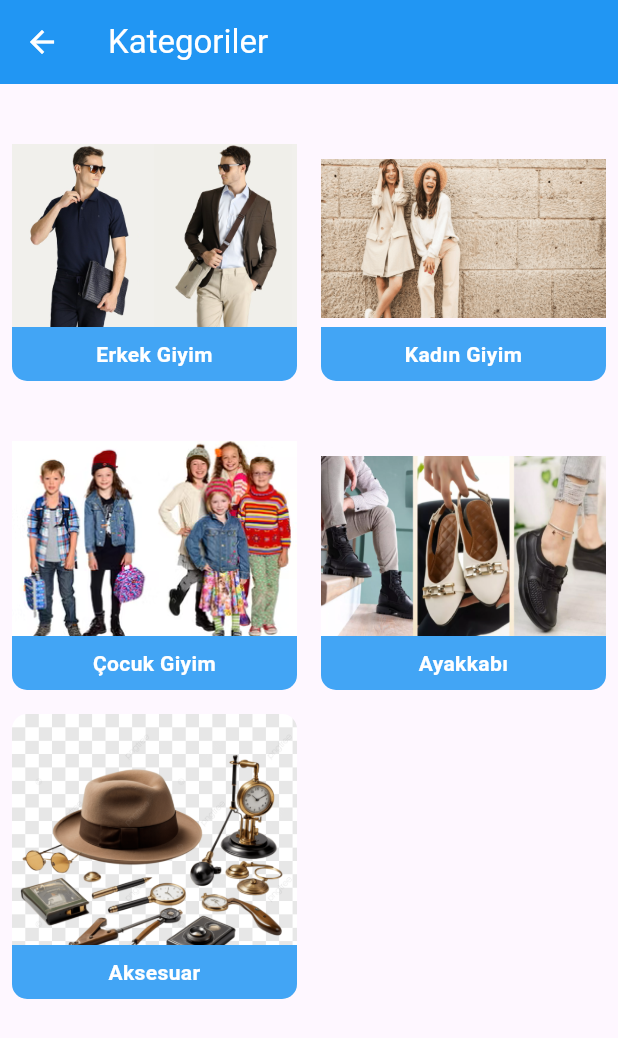
After one commit to PolatAvci/yazilim_muh_proje, a Flutter app: the CategoryPage screen opened directly, on a phone screen of 412 x 824 dp. The commit adds this screen. Shown: the top 1038 px of the screen. Run offline on Flutter 3.47's test engine with Material 3 defaults, Android fonts, the phone set to English and light mode, and no system bars; our stand-ins replace flutter_masked_text2, google_fonts; key blocks and very long unbroken strings in the code were emptied for the run.

Commit message:
kategoriler eklendi

```diff
--- /dev/null
+++ b/lib/Models/category.dart
@@ -0,0 +1,5 @@
+class Category {
+  String image;
+  String name;
+  Category(this.name, this.image);
+}
--- /dev/null
+++ b/lib/Models/category_items.dart
@@ -0,0 +1,11 @@
+import 'package:yazilim_muh_proje/Models/Category.dart';
+
+class CategoryItems {
+  static List<Category> items = [
+    Category('Erkek Giyim', 'images/erkekgiyim.png'),
+    Category('Kadın Giyim', 'images/kadingiyim.png'),
+    Category('Çocuk Giyim', 'images/cocukgiyim.png'),
+    Category('Ayakkabı', 'images/ayakkabi.png'),
+    Category('Aksesuar', 'images/aksesuar.png'),
+  ];
+}
--- a/lib/Models/product_items.dart
+++ b/lib/Models/product_items.dart
@@ -4,7 +4,7 @@ class ProductItems {
   static List<Product> items = [
     Product(
       id: 1,
-      category: "Elbise",
+      category: "Kadın Giyim",
       details: "Kırmızı elbise",
       name: "Ürün 1",
       price: 500,
@@ -12,7 +12,7 @@ class ProductItems {
     ),
     Product(
       id: 2,
-      category: "Kapüşon",
+      category: "Erkek Giyim",
       details: "Gri sweatshirt",
       name: "Ürün 2",
       price: 300,
@@ -20,7 +20,7 @@ class ProductItems {
     ),
     Product(
       id: 3,
-      category: "Elbise",
+      category: "Kadın Giyim",
       details: "Kırmızı elbise",
       name: "Ürün 3",
       price: 200,
@@ -28,11 +28,67 @@ class ProductItems {
     ),
     Product(
       id: 4,
-      category: "Kapüşon",
+      category: "Erkek Giyim",
       details: "Gri sweatshirt",
       name: "Ürün 4",
       price: 100,
       image: "images/sweatshirt.jpg",
     ),
+    Product(
+      id: 5,
+      category: "Ayakkabı",
+      details: "Kırmızı kız çocuk ayakkabı",
+      name: "kız çocuk ayakkabı",
+      price: 1000,
+      image: "images/bebisayakkabı.jpg",
+    ),
+    Product(
+      id: 6,
+      category: "Ayakkabı",
+      details: "Kırmızı kız çocuk ayakkabı",
+      name: "kız çocuk ayakkabı",
+      price: 1000,
+      image: "images/bebisayakkabı.jpg",
+    ),
+    Product(
+      id: 5,
+      category: "Ayakkabı",
+      details: "Kırmızı kız çocuk ayakkabı",
+      name: "kız çocuk ayakkabı",
+      price: 1000,
+      image: "images/bebisayakkabı.jpg",
+    ),
+    Product(
+      id: 7,
+      category: "Ayakkabı",
+      details: "Kırmızı kız çocuk ayakkabı",
+      name: "kız çocuk ayakkabı",
+      price: 1000,
+      image: "images/bebisayakkabı.jpg",
+    ),
+    Product(
+      id: 8,
+      category: "Ayakkabı",
+      details: "Kırmızı kız çocuk ayakkabı",
+      name: "kız çocuk ayakkabı",
+      price: 1000,
+      image: "images/bebisayakkabı.jpg",
+    ),
+    Product(
+      id: 5,
+      category: "Ayakkabı",
+      details: "Kırmızı kız çocuk ayakkabı",
+      name: "kız çocuk ayakkabı",
+      price: 1000,
+      image: "images/bebisayakkabı.jpg",
+    ),
+    Product(
+      id: 9,
+      category: "Ayakkabı",
+      details: "Kırmızı kız çocuk ayakkabı",
+      name: "kız çocuk ayakkabı",
+      price: 1000,
+      image: "images/bebisayakkabı.jpg",
+    ),
   ];
 }
--- a/lib/components/cart_item.dart
+++ b/lib/components/cart_item.dart
@@ -1,6 +1,6 @@
 import 'package:flutter/material.dart';
 import 'package:google_fonts/google_fonts.dart';
-import 'package:yazilim_muh_proje/Models/items.dart';
+import 'package:yazilim_muh_proje/Models/cart_items.dart';
 
 class CartItem extends StatefulWidget {
   final String imagePath;
--- a/lib/components/product_card.dart
+++ b/lib/components/product_card.dart
@@ -65,7 +65,8 @@ class _ProductCardState extends State<ProductCard> {
                 Row(
                   mainAxisAlignment: MainAxisAlignment.spaceBetween,
                   children: [
-                    Text(
+                    Flexible(
+                      child: Text(
                         widget.name,
                         style: TextStyle(
                           fontSize: 20,
@@ -73,6 +74,7 @@ class _ProductCardState extends State<ProductCard> {
                         ),
                         overflow: TextOverflow.ellipsis,
                         textAlign: TextAlign.start,
+                      ),
                     ),
                     IconButton(
                       onPressed: () {
--- a/lib/pages/cart_page.dart
+++ b/lib/pages/cart_page.dart
@@ -1,6 +1,6 @@
 import 'package:flutter/material.dart';
 import 'package:google_fonts/google_fonts.dart';
-import 'package:yazilim_muh_proje/Models/items.dart';
+import 'package:yazilim_muh_proje/Models/cart_items.dart';
 import 'package:yazilim_muh_proje/components/cart_item.dart';
 import 'package:yazilim_muh_proje/pages/payment_page.dart';
 
--- /dev/null
+++ b/lib/pages/category_page.dart
@@ -0,0 +1,87 @@
+import 'package:flutter/material.dart';
+import 'package:yazilim_muh_proje/Models/category_items.dart';
+import 'package:yazilim_muh_proje/pages/category_products_page.dart';
+
+class CategoryPage extends StatefulWidget {
+  const CategoryPage({super.key});
+
+  @override
+  State<CategoryPage> createState() => _CategoryPageState();
+}
+
+class _CategoryPageState extends State<CategoryPage> {
+  @override
+  Widget build(BuildContext context) {
+    return Scaffold(
+      appBar: AppBar(
+        leading: IconButton(
+          onPressed: () {
+            Navigator.pop(context);
+          },
+          icon: Icon(Icons.arrow_back, color: Colors.white),
+        ),
+        title: Text('Kategoriler', style: TextStyle(color: Colors.white)),
+        backgroundColor: Colors.blue,
+      ),
+      body: GridView.builder(
+        itemCount: CategoryItems.items.length,
+        gridDelegate: SliverGridDelegateWithMaxCrossAxisExtent(
+          maxCrossAxisExtent: 300,
+        ),
+        itemBuilder:
+            (context, index) => GestureDetector(
+              onTap: () {
+                Navigator.push(
+                  context,
+                  MaterialPageRoute(
+                    builder:
+                        (context) => CategoryProductsPage(
+                          category: CategoryItems.items[index].name,
+                        ),
+                  ),
+                );
+              },
+              child: Padding(
+                padding: const EdgeInsets.all(8.0),
+                child: Stack(
+                  alignment: Alignment.bottomCenter,
+                  children: [
+                    ClipRRect(
+                      borderRadius: BorderRadius.circular(
+                        10,
+                      ), // Resmin de köşelerinin yuvarlak olması için
+                      child: Image.asset(
+                        CategoryItems.items[index].image,
+                        fit: BoxFit.contain,
+                        width: double.infinity,
+                        height: double.infinity,
+                      ),
+                    ),
+                    Container(
+                      width: double.infinity,
+                      padding: EdgeInsets.all(8),
+                      decoration: BoxDecoration(
+                        color: Colors.blue.shade400, // Arka plan rengi
+                        borderRadius: BorderRadius.only(
+                          bottomLeft: Radius.circular(10),
+                          bottomRight: Radius.circular(10),
+                        ),
+                      ),
+                      child: Text(
+                        CategoryItems.items[index].name,
+                        style: TextStyle(
+                          fontWeight: FontWeight.bold,
+                          color: Colors.white,
+                        ),
+                        overflow: TextOverflow.ellipsis,
+                        textAlign: TextAlign.center,
+                      ),
+                    ),
+                  ],
+                ),
+              ),
+            ),
+      ),
+    );
+  }
+}
--- a/lib/pages/payment_page.dart
+++ b/lib/pages/payment_page.dart
@@ -155,7 +155,9 @@ class _PaymentPageState extends State<PaymentPage> {
                     showCloseIcon: true,
                   ),
                 );
-                Navigator.pop(context); // Close the dialog
+                Navigator.pop(context); // Diyalogu kapatmak için
+                Navigator.pop(context); // Sepete dönmek için
+                Navigator.pop(context); // Ana sayfaya dönmek için
               },
               child: Text('Onayla', style: GoogleFonts.poppins()),
             ),
```
Also changed, not shown: lib/pages/category_products_page.dart (added, +100 -0 lines), lib/pages/home_page.dart (+13 -1 lines), images/aksesuar.png (added), images/ayakkabi.png (added), images/bebisayakkabı.jpg (added), images/cocukgiyim.png (added), images/erkekgiyim.png (added), images/kadingiyim.png (added), lib/Models/cart_items.dart (renamed from lib/Models/items.dart). Lines whose indentation alone changed are shown as unchanged.
